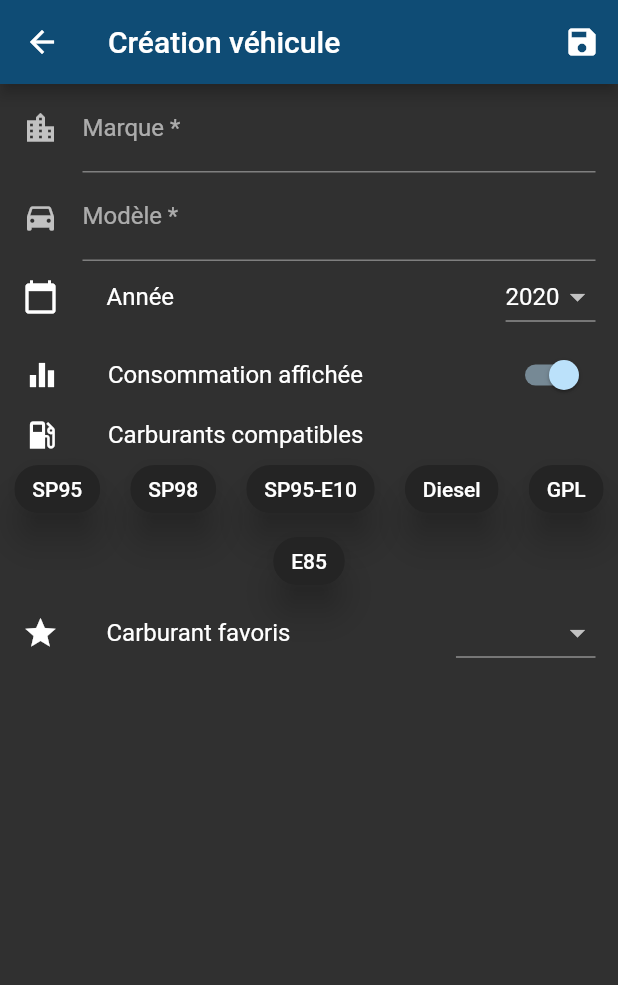
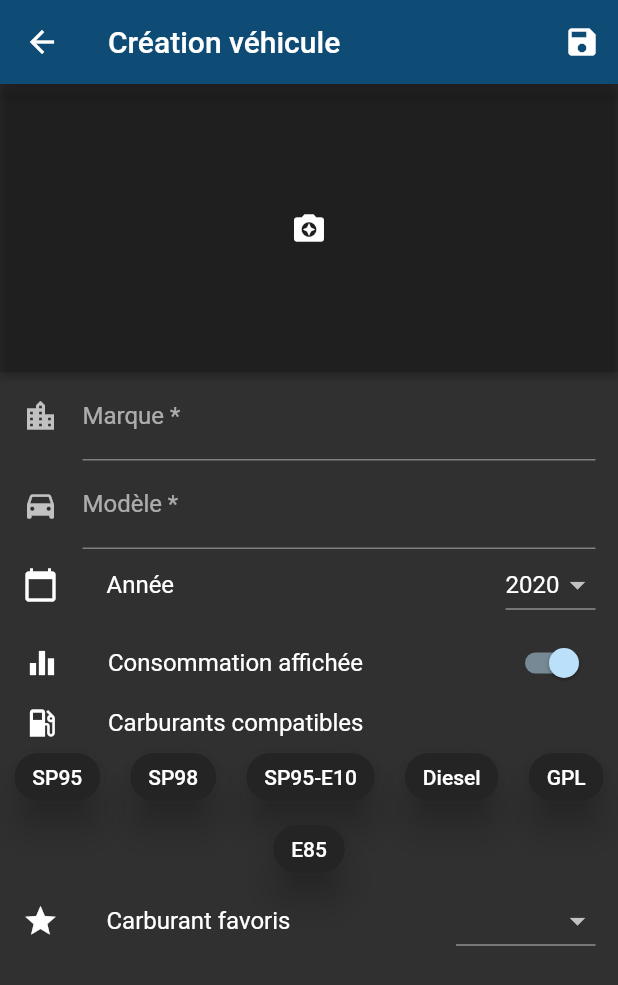
Before and after one commit to BrunoJunior/bdzconso_flutter, a Flutter app: the screen it shows after launch, after a tap on the "add" icon, on a phone screen of 412 x 824 dp. Shown: the top 985 px of the screen. Run offline on Flutter 3.47's test engine with Material 2 defaults, Android fonts, the phone set to English and light mode, and no system bars; our stand-ins replace camera, moor, moor_ffi; missing offline and left inert: file_utils, moor_db_viewer; generated files the repository leaves out were written again.

Commit message:
Amélioration gestion de la photo

```diff
--- a/lib/database/database.dart
+++ b/lib/database/database.dart
@@ -29,6 +29,15 @@ class MyDatabase extends _$MyDatabase {
   // we tell the database where to store the data with this constructor
   MyDatabase() : super(_openConnection());
 
+  // Singleton instance
+  static MyDatabase _singleton;
+  static MyDatabase get instance {
+    if (null == _singleton) {
+      _singleton = MyDatabase();
+    }
+    return _singleton;
+  }
+
   // you should bump this number whenever you change or add a table definition. Migrations
   // are covered later in this readme.
   @override
--- a/lib/main.dart
+++ b/lib/main.dart
@@ -1,17 +1,12 @@
-import 'package:camera/camera.dart';
-import 'package:conso/database/database.dart';
 import 'package:conso/screens/edit_vehicule.dart';
 import 'package:conso/screens/home.dart';
 import 'package:conso/screens/take_picture.dart';
+import 'package:conso/services/camera_service.dart';
 import 'package:flutter/material.dart';
 
-MyDatabase database;
-List<CameraDescription> cameras;
-
 void main() async {
-  database = MyDatabase();
   WidgetsFlutterBinding.ensureInitialized();
-  cameras = await availableCameras();
+  await CameraService.initialize();
   runApp(MyApp());
 }
 
@@ -34,7 +29,7 @@ class MyApp extends StatelessWidget {
         Home.id: (context) => Home('Mes véhicules'),
         EditVehicule.id: (context) => EditVehicule(),
         TakePictureScreen.id: (context) =>
-            TakePictureScreen(camera: cameras.first)
+            TakePictureScreen(camera: CameraService.instance.cameras.first)
       },
     );
   }
--- a/lib/screens/edit_vehicule.dart
+++ b/lib/screens/edit_vehicule.dart
@@ -1,6 +1,8 @@
+import 'dart:io';
+
 import 'package:conso/database/database.dart';
 import 'package:conso/enums/carburants.dart';
-import 'package:conso/main.dart';
+import 'package:conso/services/vehicule_photo_service.dart';
 import 'package:flutter/cupertino.dart';
 import 'package:flutter/material.dart';
 import 'package:moor/moor.dart' show Value;
@@ -20,15 +22,36 @@ class EditVehicule extends StatefulWidget {
 
 class _EditVehiculeState extends State<EditVehicule> {
   VehiculesCompanion vehicule;
+  VehiculesCompanion _initialVehicule;
 
   _save() async {
     try {
-      int id = await database.vehiculesDao.upsert(vehicule);
-      print(id);
+      if (_initialVehicule.photo.present &&
+          _initialVehicule.photo.value != vehicule.photo.value) {
+        await VehiculePhotoService.instance
+            .getCompanionPhoto(_initialVehicule)
+            .delete();
+      }
+      await MyDatabase.instance.vehiculesDao.upsert(vehicule);
       Navigator.pop(context);
     } catch (err) {
       print(err);
     }
+  }
+
+  Widget get _image {
+    File photo = VehiculePhotoService.instance.getCompanionPhoto(vehicule);
+    if (!photo.existsSync()) {
+      return Center(
+        child: Icon(Icons.camera_enhance),
+      );
+    }
+    return SizedBox.expand(
+      child: Image(
+        image: FileImage(photo),
+        fit: BoxFit.cover,
+      ),
+    );
   }
 
   @override
@@ -40,9 +63,12 @@ class _EditVehiculeState extends State<EditVehicule> {
           annee: Value(EditVehicule.anneeCourante),
           carburantsCompatibles: Value([]),
         );
+    _initialVehicule = _initialVehicule ?? vehicule.copyWith();
     return Scaffold(
       appBar: AppBar(
-        title: Text("Création véhicule"),
+        title: Text(null == vehicule.id.value
+            ? "Création véhicule"
+            : "Édition véhicule"),
         actions: [
           IconButton(
             icon: Icon(Icons.save),
@@ -50,7 +76,23 @@ class _EditVehiculeState extends State<EditVehicule> {
           )
         ],
       ),
-      body: ListView(
+      body: Column(
+        crossAxisAlignment: CrossAxisAlignment.stretch,
+        children: [
+          Expanded(
+            flex: 1,
+            child: RawMaterialButton(
+                fillColor: Colors.black12,
+                child: _image,
+                onPressed: () async {
+                  final vehiculeWithPhoto = await VehiculePhotoService.instance
+                      .takePicture(context, vehicule);
+                  setState(() => vehicule = vehiculeWithPhoto);
+                }),
+          ),
+          Expanded(
+            flex: 3,
+            child: ListView(
               children: [
                 Padding(
                   padding: const EdgeInsets.symmetric(horizontal: 15.0),
@@ -113,7 +155,8 @@ class _EditVehiculeState extends State<EditVehicule> {
                             .toList(),
                         value: vehicule.annee.value,
                         onChanged: (value) => setState(
-                    () => vehicule = vehicule.copyWith(annee: Value(value)),
+                          () =>
+                              vehicule = vehicule.copyWith(annee: Value(value)),
                         ),
                       )
                     ],
@@ -122,8 +165,8 @@ class _EditVehiculeState extends State<EditVehicule> {
                 SwitchListTile(
                   title: Text('Consommation affichée'),
                   value: vehicule.consoAffichee.value,
-            onChanged: (bool value) => setState(() =>
-                vehicule = vehicule.copyWith(consoAffichee: Value(value))),
+                  onChanged: (bool value) => setState(() => vehicule =
+                      vehicule.copyWith(consoAffichee: Value(value))),
                   secondary: const Icon(Icons.equalizer),
                 ),
                 Column(
@@ -131,7 +174,8 @@ class _EditVehiculeState extends State<EditVehicule> {
                     Row(
                       children: [
                         Padding(
-                    padding: const EdgeInsets.only(left: 16.0, right: 32.0),
+                          padding:
+                              const EdgeInsets.only(left: 16.0, right: 32.0),
                           child: Icon(Icons.local_gas_station),
                         ),
                         Text(
@@ -144,7 +188,8 @@ class _EditVehiculeState extends State<EditVehicule> {
                       spacing: 20.0,
                       alignment: WrapAlignment.center,
                       children: Carburants.values.map((carburant) {
-                  CarburantDisplayer displayer = CarburantDisplayer(carburant);
+                        CarburantDisplayer displayer =
+                            CarburantDisplayer(carburant);
                         List<Carburants> compatibles =
                             vehicule.carburantsCompatibles.value;
                         return ActionChip(
@@ -165,8 +210,10 @@ class _EditVehiculeState extends State<EditVehicule> {
                                     carburant
                                   ]),
                                   carburantFavoris: Value(
-                                vehicule.carburantFavoris.value ?? carburant));
-                      } else if (carburant == vehicule.carburantFavoris.value &&
+                                      vehicule.carburantFavoris.value ??
+                                          carburant));
+                            } else if (carburant ==
+                                    vehicule.carburantFavoris.value &&
                                 compatibles.length > 0) {
                               vehicule = vehicule.copyWith(
                                   carburantFavoris: Value(compatibles.first));
@@ -197,8 +244,8 @@ class _EditVehiculeState extends State<EditVehicule> {
                                 .map(
                                   (carburant) => DropdownMenuItem<Carburants>(
                                     value: carburant,
-                              child:
-                                  Text(CarburantDisplayer(carburant).libelle),
+                                    child: Text(
+                                        CarburantDisplayer(carburant).libelle),
                                   ),
                                 )
                                 .toList(),
@@ -214,6 +261,9 @@ class _EditVehiculeState extends State<EditVehicule> {
                 ),
               ],
             ),
+          ),
+        ],
+      ),
     );
   }
 }
--- a/lib/screens/home.dart
+++ b/lib/screens/home.dart
@@ -1,6 +1,5 @@
 import 'package:conso/components/vehicule_bloc.dart';
 import 'package:conso/database/database.dart';
-import 'package:conso/main.dart';
 import 'package:conso/screens/edit_vehicule.dart';
 import 'package:flutter/material.dart';
 import 'package:moor_db_viewer/moor_db_viewer.dart';
@@ -8,7 +7,8 @@ import 'package:moor_db_viewer/moor_db_viewer.dart';
 class Home extends StatelessWidget {
   static final String id = 'home';
   final String title;
-  final Stream<List<Vehicule>> tousVehicules = database.vehiculesDao.watchAll();
+  final Stream<List<Vehicule>> tousVehicules =
+      MyDatabase.instance.vehiculesDao.watchAll();
   Home(this.title);
   @override
   Widget build(BuildContext context) {
@@ -22,7 +22,7 @@ class Home extends StatelessWidget {
             icon: Icon(Icons.bug_report),
             onPressed: () => Navigator.of(context).push(
               MaterialPageRoute(
-                builder: (context) => MoorDbViewer(database),
+                builder: (context) => MoorDbViewer(MyDatabase.instance),
               ),
             ),
           )
--- a/lib/screens/take_picture.dart
+++ b/lib/screens/take_picture.dart
@@ -48,7 +48,7 @@ class TakePictureScreenState extends State<TakePictureScreen> {
   @override
   Widget build(BuildContext context) {
     return Scaffold(
-      appBar: AppBar(title: Text('Take a picture')),
+      appBar: AppBar(title: Text('Prendre une photo')),
       // Wait until the controller is initialized before displaying the
       // camera preview. Use a FutureBuilder to display a loading spinner
       // until the controller has finished initializing.
@@ -88,7 +88,6 @@ class TakePictureScreenState extends State<TakePictureScreen> {
 
             // If the picture was taken, return the path to the caller.
             Navigator.pop(context, path);
-            print(path);
           } catch (e) {
             // If an error occurs, log the error to the console.
             print(e);
--- /dev/null
+++ b/lib/services/camera_service.dart
@@ -0,0 +1,18 @@
+import 'package:camera/camera.dart';
+
+class CameraService {
+  static CameraService _instance;
+  List<CameraDescription> cameras;
+
+  static CameraService get instance {
+    assert(null != _instance, 'Please call CameraService.initialize() first !');
+    return _instance;
+  }
+
+  static Future<void> initialize() async {
+    if (null == _instance) {
+      _instance = CameraService();
+      _instance.cameras = await availableCameras();
+    }
+  }
+}
--- /dev/null
+++ b/lib/services/vehicule_photo_service.dart
@@ -0,0 +1,49 @@
+import 'dart:io';
+
+import 'package:conso/database/database.dart';
+import 'package:conso/screens/take_picture.dart';
+import 'package:file_utils/file_utils.dart';
+import 'package:flutter/cupertino.dart';
+import 'package:moor/moor.dart' show Value;
+import 'package:path/path.dart';
+import 'package:path_provider/path_provider.dart';
+
+class VehiculePhotoService {
+  static VehiculePhotoService _instance;
+
+  static VehiculePhotoService get instance {
+    if (null == _instance) {
+      _instance = VehiculePhotoService();
+    }
+    return _instance;
+  }
+
+  Future<String> getImagePath() async {
+    final directory = await getApplicationDocumentsDirectory();
+    final moment = DateTime.now();
+    final incPart =
+        '${moment.year}${moment.month}${moment.day}_${moment.hour}${moment.minute}${moment.second}';
+    return join(directory.path, 'vehicule_$incPart.png');
+  }
+
+  File getPhoto(Vehicule vehicule) {
+    return File(vehicule.photo ?? '__');
+  }
+
+  File getCompanionPhoto(VehiculesCompanion vehicule) {
+    return File(vehicule.photo.value ?? '__');
+  }
+
+  Future<VehiculesCompanion> takePicture(
+      BuildContext context, VehiculesCompanion vehicule) async {
+    final tempPath = await Navigator.pushNamed(context, TakePictureScreen.id);
+    final String finalPath = await getImagePath();
+    if (null != tempPath && FileUtils.rename(tempPath, finalPath)) {
+      return vehicule.copyWith(photo: Value(finalPath));
+    } else if (null == tempPath) {
+      return vehicule;
+    } else {
+      throw new Exception('Erreur lors de la sauvegarde de la photo');
+    }
+  }
+}
```
Also changed, not shown: lib/components/vehicule_bloc.dart (+35 -65 lines). Lines whose indentation alone changed are shown as unchanged.
